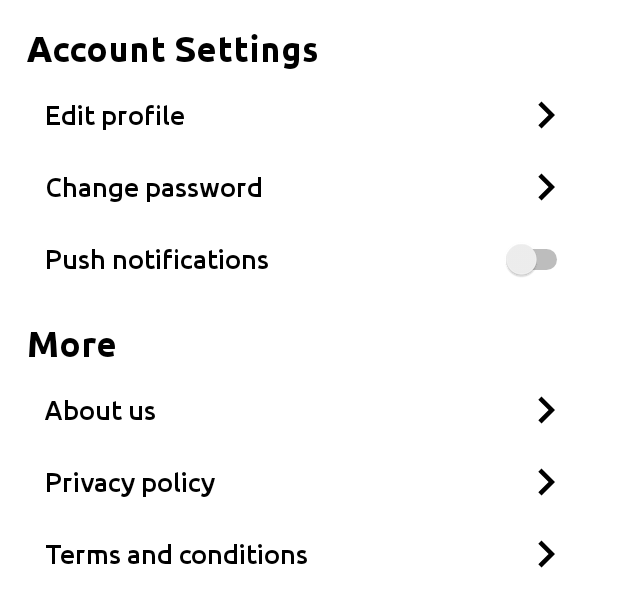
After one commit to KrustyKrab-UCSD/Banknote, an Android app: the layout fragment_settings.xml on its own in the app's theme, with its tools: preview values and no code run, on a phone screen of 412 x 824 dp. The commit adds this screen. Shown: the top 607 px of the screen. Run offline under Robolectric (Android 15) with nearby library versions, the light colour scheme and no system bars.

Commit message:
Settings fragment xml

```diff
--- a/app/src/main/java/com/example/banknote/AccountsFragment.java
+++ b/app/src/main/java/com/example/banknote/AccountsFragment.java
@@ -121,7 +121,9 @@ public class AccountsFragment extends Fragment {
                 // allAccounts is input for an adapter
                 allAccounts.addAll(accounts);
                 // adapter in onViewCreated() for AccountsFragment.java
-                Log.d(TAG, allAccounts.get(0).getAccountName());
+                for (int i = 0; i < allAccounts.size(); i++) {
+                    Log.d(TAG, allAccounts.get(i).getAccountName());
+                }
                 adapter.notifyDataSetChanged();
             }
         });
--- a/app/src/main/java/com/example/banknote/Models/Bank.java
+++ b/app/src/main/java/com/example/banknote/Models/Bank.java
@@ -14,7 +14,7 @@ public class Bank extends ParseObject {
         return getString(KEY_NAME);
     }
 
-    public void setDescription(String name) {
+    public void setName(String name) {
         put(KEY_NAME, name);
     }
 
--- /dev/null
+++ b/app/src/main/res/layout/fragment_settings.xml
@@ -0,0 +1,168 @@
+<?xml version="1.0" encoding="utf-8"?>
+<layout xmlns:android="http://schemas.android.com/apk/res/android"
+    xmlns:app="http://schemas.android.com/apk/res-auto">
+
+    <androidx.constraintlayout.widget.ConstraintLayout
+        android:layout_width="match_parent"
+        android:layout_height="match_parent"
+        android:layout_marginHorizontal="18dp"
+        android:layout_marginVertical="18dp">
+
+        <TextView
+            android:id="@+id/headerAccountSettings"
+            style="@style/SettingsHeaderText"
+            android:layout_width="wrap_content"
+            android:layout_height="wrap_content"
+            android:text="Account Settings"
+            app:layout_constraintLeft_toLeftOf="parent"
+            app:layout_constraintTop_toTopOf="parent" />
+
+        <RelativeLayout
+            android:id="@+id/itemEditProfile"
+            android:layout_width="match_parent"
+            android:layout_height="wrap_content"
+            android:layout_margin="12dp"
+            app:layout_constraintTop_toBottomOf="@id/headerAccountSettings">
+
+            <TextView
+                style="@style/SettingsItemText"
+                android:layout_width="wrap_content"
+                android:layout_height="wrap_content"
+                android:layout_centerVertical="true"
+                android:text="Edit profile" />
+
+            <ImageView
+                android:layout_width="36dp"
+                android:layout_height="36dp"
+                android:layout_alignParentEnd="true"
+                android:layout_centerVertical="true"
+                android:src="@drawable/ic_right_arrow"
+                app:tint="@color/black" />
+        </RelativeLayout>
+
+        <RelativeLayout
+            android:id="@+id/itemChangePassword"
+            android:layout_width="match_parent"
+            android:layout_height="wrap_content"
+            android:layout_margin="12dp"
+            app:layout_constraintTop_toBottomOf="@id/itemEditProfile">
+
+            <TextView
+                style="@style/SettingsItemText"
+                android:layout_width="wrap_content"
+                android:layout_height="wrap_content"
+                android:layout_centerVertical="true"
+                android:text="Change password" />
+
+            <ImageView
+                android:layout_width="36dp"
+                android:layout_height="36dp"
+                android:layout_alignParentEnd="true"
+                android:layout_centerVertical="true"
+                android:src="@drawable/ic_right_arrow"
+                app:tint="@color/black" />
+        </RelativeLayout>
+
+        <RelativeLayout
+            android:id="@+id/itemPush"
+            android:layout_width="match_parent"
+            android:layout_height="wrap_content"
+            android:layout_margin="12dp"
+            app:layout_constraintTop_toBottomOf="@id/itemChangePassword">
+
+            <TextView
+                style="@style/SettingsItemText"
+                android:layout_width="wrap_content"
+                android:layout_height="wrap_content"
+                android:layout_centerVertical="true"
+                android:text="Push notifications" />
+
+            <Switch
+                android:id="@+id/switchPush"
+                android:layout_width="wrap_content"
+                android:layout_height="36dp"
+                android:layout_alignParentEnd="true" />
+        </RelativeLayout>
+
+        <TextView
+            android:layout_marginTop="24dp"
+            android:id="@+id/headerMore"
+            style="@style/SettingsHeaderText"
+            android:layout_width="wrap_content"
+            android:layout_height="wrap_content"
+            android:text="More"
+            app:layout_constraintLeft_toLeftOf="parent"
+            app:layout_constraintTop_toBottomOf="@id/itemPush" />
+
+        <RelativeLayout
+            android:id="@+id/itemAboutUs"
+            android:layout_width="match_parent"
+            android:layout_height="wrap_content"
+            android:layout_margin="12dp"
+            app:layout_constraintTop_toBottomOf="@id/headerMore">
+
+            <TextView
+                style="@style/SettingsItemText"
+                android:layout_width="wrap_content"
+                android:layout_height="wrap_content"
+                android:layout_centerVertical="true"
+                android:text="About us" />
+
+            <ImageView
+                android:layout_width="36dp"
+                android:layout_height="36dp"
+                android:layout_alignParentEnd="true"
+                android:layout_centerVertical="true"
+                android:src="@drawable/ic_right_arrow"
+                app:tint="@color/black" />
+        </RelativeLayout>
+
+        <RelativeLayout
+            android:id="@+id/itemPrivacy"
+            android:layout_width="match_parent"
+            android:layout_height="wrap_content"
+            android:layout_margin="12dp"
+            app:layout_constraintTop_toBottomOf="@id/itemAboutUs">
+
+            <TextView
+                style="@style/SettingsItemText"
+                android:layout_width="wrap_content"
+                android:layout_height="wrap_content"
+                android:layout_centerVertical="true"
+                android:text="Privacy policy" />
+
+            <ImageView
+                android:layout_width="36dp"
+                android:layout_height="36dp"
+                android:layout_alignParentEnd="true"
+                android:layout_centerVertical="true"
+                android:src="@drawable/ic_right_arrow"
+                app:tint="@color/black" />
+        </RelativeLayout>
+
+        <RelativeLayout
+            android:id="@+id/itemTerms"
+            android:layout_width="match_parent"
+            android:layout_height="wrap_content"
+            android:layout_margin="12dp"
+            app:layout_constraintTop_toBottomOf="@id/itemPrivacy">
+
+            <TextView
+                style="@style/SettingsItemText"
+                android:layout_width="wrap_content"
+                android:layout_height="wrap_content"
+                android:layout_centerVertical="true"
+                android:text="Terms and conditions" />
+
+            <ImageView
+                android:layout_width="36dp"
+                android:layout_height="36dp"
+                android:layout_alignParentEnd="true"
+                android:layout_centerVertical="true"
+                android:src="@drawable/ic_right_arrow"
+                app:tint="@color/black" />
+        </RelativeLayout>
+
+    </androidx.constraintlayout.widget.ConstraintLayout>
+
+</layout>
--- a/app/src/main/res/values/themes.xml
+++ b/app/src/main/res/values/themes.xml
@@ -30,4 +30,15 @@
         <item name="fontFamily">@font/ubuntu_medium</item>
         <item name="iconTint">@color/white</item>
     </style>
+
+    <style name="SettingsHeaderText" parent="Widget.AppCompat.TextView">
+        <item name="fontFamily">@font/ubuntu_bold</item>
+        <item name="android:textSize">24sp</item>
+        <item name="android:textColor">@color/black</item>
+    </style>
+    <style name="SettingsItemText" parent="Widget.AppCompat.TextView">
+        <item name="fontFamily">@font/ubuntu_medium</item>
+        <item name="android:textSize">18sp</item>
+        <item name="android:textColor">@color/black</item>
+    </style>
 </resources>
```
Also changed, not shown: app/src/main/java/com/example/banknote/AccountsAdapter.java (+16 -7 lines), app/src/main/java/com/example/banknote/Models/Account.java (+25 -5 lines), app/src/main/java/com/example/banknote/NewAccountActivity.java (+8 -5 lines), app/src/main/res/layout/fragment_accounts.xml (+32 -16 lines), app/src/main/res/layout/item_account.xml (+34 -8 lines).
